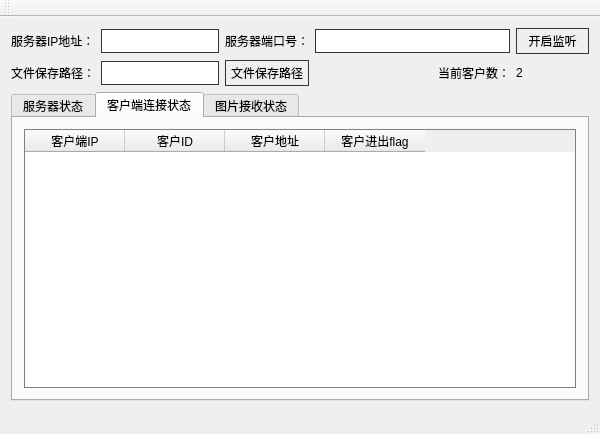
Above: mainwindow.ui from Forrest-Stone/Server before the change. Below: the same form after it.
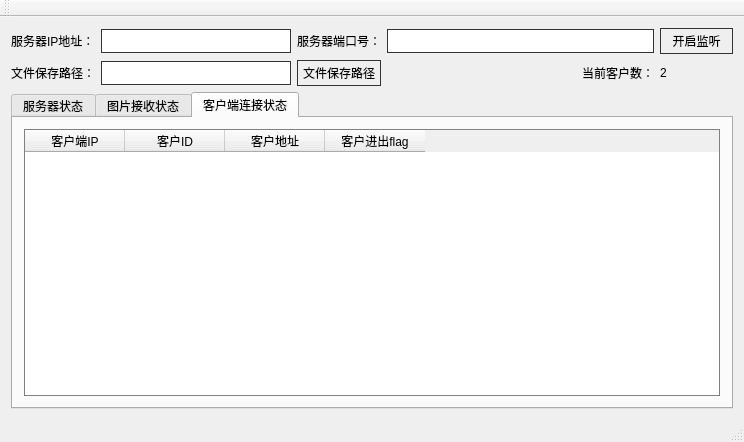
That is the form after the change. The open tabs and pages were chosen to show the change.

The edit to the form file:
```diff
--- a/mainwindow.ui
+++ b/mainwindow.ui
@@ -6,8 +6,8 @@
    <rect>
     <x>0</x>
     <y>0</y>
-    <width>600</width>
-    <height>434</height>
+    <width>744</width>
+    <height>442</height>
    </rect>
   </property>
   <property name="windowTitle">
@@ -179,37 +179,6 @@
         </item>
        </layout>
       </widget>
-      <widget class="QWidget" name="tab_3">
-       <attribute name="title">
-        <string>客户端连接状态</string>
-       </attribute>
-       <layout class="QGridLayout" name="gridLayout_5">
-        <item row="0" column="0">
-         <widget class="QTableWidget" name="tableWidget">
-          <column>
-           <property name="text">
-            <string>客户端IP</string>
-           </property>
-          </column>
-          <column>
-           <property name="text">
-            <string>客户ID</string>
-           </property>
-          </column>
-          <column>
-           <property name="text">
-            <string>客户地址</string>
-           </property>
-          </column>
-          <column>
-           <property name="text">
-            <string>客户进出flag</string>
-           </property>
-          </column>
-         </widget>
-        </item>
-       </layout>
-      </widget>
       <widget class="QWidget" name="tab_2">
        <attribute name="title">
         <string>图片接收状态</string>
@@ -302,6 +271,37 @@
         </item>
        </layout>
       </widget>
+      <widget class="QWidget" name="tab_3">
+       <attribute name="title">
+        <string>客户端连接状态</string>
+       </attribute>
+       <layout class="QGridLayout" name="gridLayout_5">
+        <item row="0" column="0">
+         <widget class="QTableWidget" name="tableWidget">
+          <column>
+           <property name="text">
+            <string>客户端IP</string>
+           </property>
+          </column>
+          <column>
+           <property name="text">
+            <string>客户ID</string>
+           </property>
+          </column>
+          <column>
+           <property name="text">
+            <string>客户地址</string>
+           </property>
+          </column>
+          <column>
+           <property name="text">
+            <string>客户进出flag</string>
+           </property>
+          </column>
+         </widget>
+        </item>
+       </layout>
+      </widget>
      </widget>
     </item>
    </layout>
```
Left out of the diff: 2 changed lines with no effect on the pictures.
